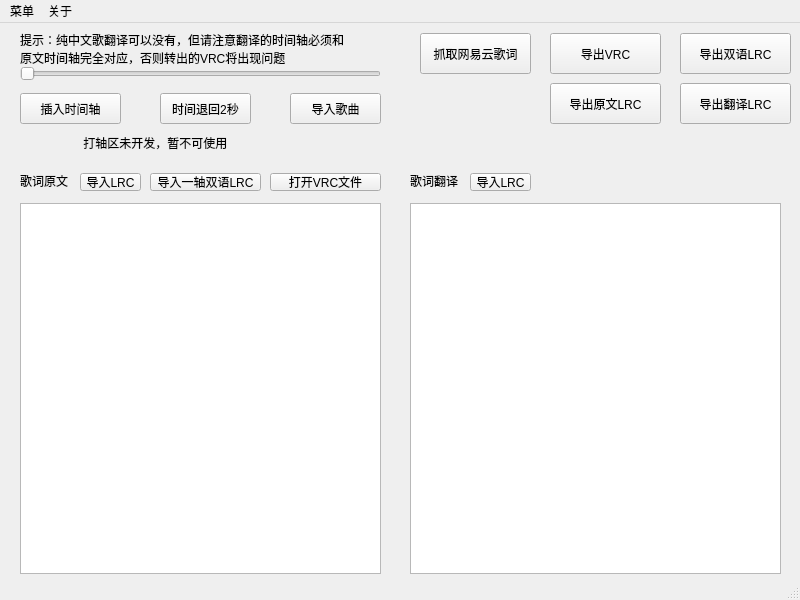
The window that assets/index.ui (vtbmusic/VRCMaker) describes before a commit, drawn with Qt 5.
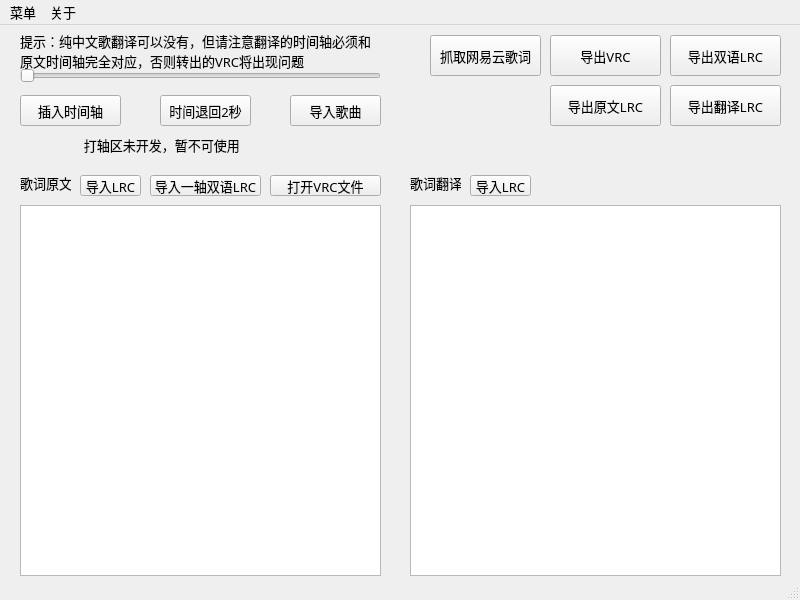
The same window after the commit. Icons and pictures are not drawn.

Commit message: -new- 修改闪屏

Patch:
```diff
--- a/assets/index.ui
+++ b/assets/index.ui
@@ -11,6 +11,15 @@
     <height>600</height>
    </rect>
   </property>
+  <property name="font">
+   <font>
+    <family>Microsoft YaHei UI, Microsoft YaHei, PingFangSC-Regular, sans-serif, SimHei</family>
+    <pointsize>10</pointsize>
+    <weight>9</weight>
+    <italic>false</italic>
+    <bold>false</bold>
+   </font>
+  </property>
   <property name="windowTitle">
    <string>VRC Maker</string>
   </property>
@@ -94,7 +103,7 @@
       <x>80</x>
       <y>150</y>
       <width>61</width>
-      <height>18</height>
+      <height>21</height>
      </rect>
     </property>
     <property name="text">
@@ -107,7 +116,7 @@
       <x>470</x>
       <y>150</y>
       <width>61</width>
-      <height>18</height>
+      <height>21</height>
      </rect>
     </property>
     <property name="text">
@@ -120,7 +129,7 @@
       <x>150</x>
       <y>150</y>
       <width>111</width>
-      <height>18</height>
+      <height>21</height>
      </rect>
     </property>
     <property name="text">
@@ -211,7 +220,7 @@
       <x>270</x>
       <y>150</y>
       <width>111</width>
-      <height>18</height>
+      <height>21</height>
      </rect>
     </property>
     <property name="text">
@@ -234,7 +243,7 @@
    <widget class="QToolButton" name="toolButton_10">
     <property name="geometry">
      <rect>
-      <x>680</x>
+      <x>670</x>
       <y>10</y>
       <width>111</width>
       <height>41</height>
@@ -247,7 +256,7 @@
    <widget class="QToolButton" name="toolButton_11">
     <property name="geometry">
      <rect>
-      <x>680</x>
+      <x>670</x>
       <y>60</y>
       <width>111</width>
       <height>41</height>
@@ -260,7 +269,7 @@
    <widget class="QToolButton" name="toolButton_12">
     <property name="geometry">
      <rect>
-      <x>420</x>
+      <x>430</x>
       <y>10</y>
       <width>111</width>
       <height>41</height>
@@ -277,7 +286,7 @@
      <x>0</x>
      <y>0</y>
      <width>800</width>
-     <height>23</height>
+     <height>25</height>
     </rect>
    </property>
    <widget class="QMenu" name="menu">
```
Left out of the diff: 2 changed lines with no effect on the pictures. The commit also changes 1 other file.
